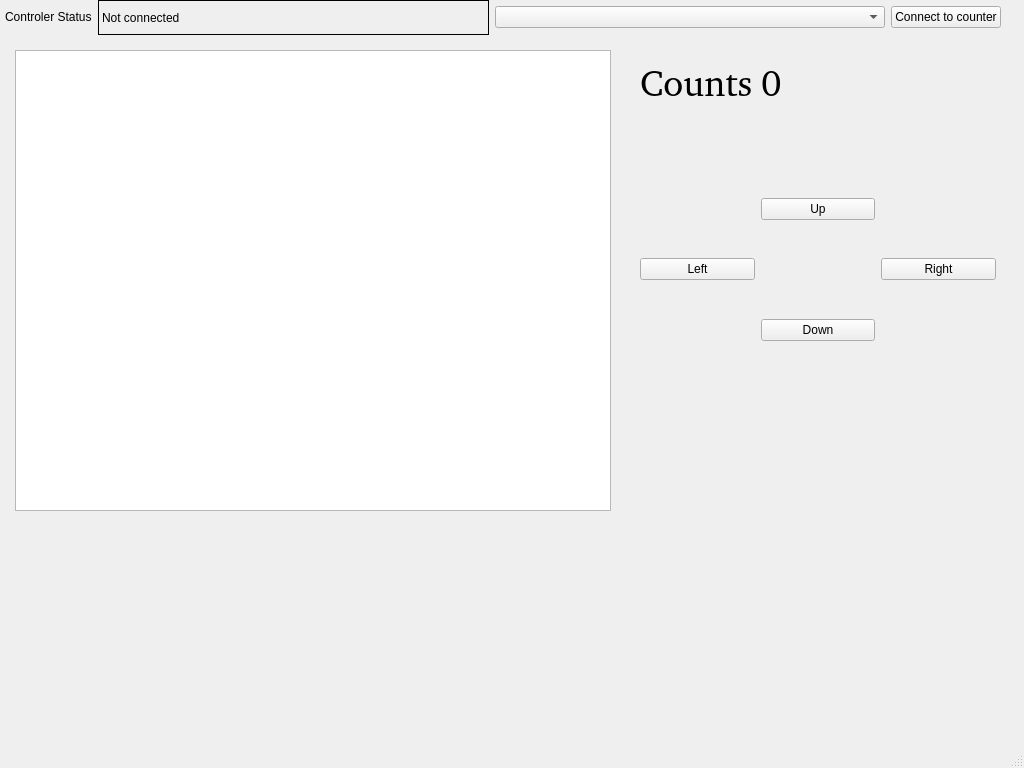
Above: diamondgui.ui from CQTools/Diamond_scan before the change. Below: the same form after it.
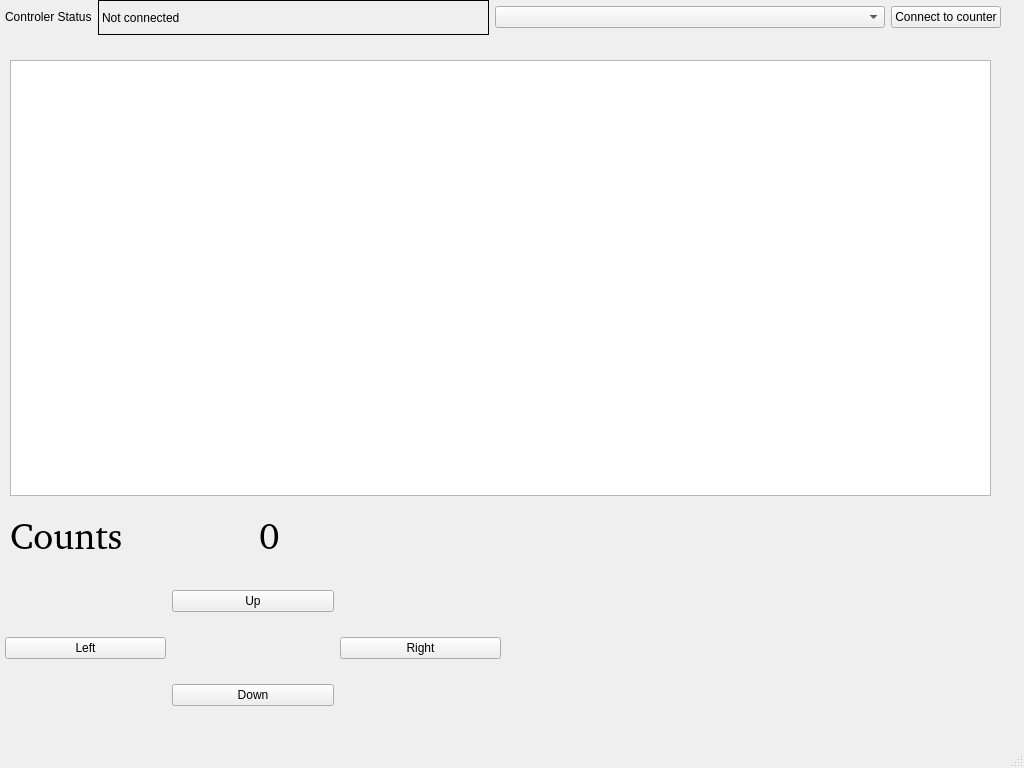
That is the form after the change. Custom widgets are drawn as their Qt base class.

```diff
--- a/diamondgui.ui
+++ b/diamondgui.ui
@@ -14,6 +14,34 @@
    <string>mini USB counter</string>
   </property>
   <widget class="QWidget" name="centralwidget">
+   <widget class="PlotWidget" name="plotWidget">
+    <property name="geometry">
+     <rect>
+      <x>10</x>
+      <y>60</y>
+      <width>981</width>
+      <height>436</height>
+     </rect>
+    </property>
+    <property name="backgroundBrush">
+     <brush brushstyle="SolidPattern">
+      <color alpha="255">
+       <red>255</red>
+       <green>255</green>
+       <blue>255</blue>
+      </color>
+     </brush>
+    </property>
+    <property name="foregroundBrush">
+     <brush brushstyle="NoBrush">
+      <color alpha="255">
+       <red>0</red>
+       <green>0</green>
+       <blue>0</blue>
+      </color>
+     </brush>
+    </property>
+   </widget>
    <widget class="QWidget" name="horizontalLayoutWidget">
     <property name="geometry">
      <rect>
@@ -59,18 +87,21 @@
    <widget class="QWidget" name="gridLayoutWidget">
     <property name="geometry">
      <rect>
-      <x>640</x>
-      <y>60</y>
-      <width>356</width>
-      <height>281</height>
+      <x>5</x>
+      <y>580</y>
+      <width>496</width>
+      <height>136</height>
      </rect>
     </property>
-    <layout class="QGridLayout" name="gridLayout_3" columnstretch="0,0,0,0" rowminimumheight="0,0,0,0,0,0" columnminimumwidth="0,0,0,0">
-     <item row="3" column="2">
+    <layout class="QGridLayout" name="gridLayout_3" columnstretch="0,0,0,0">
+     <item row="1" column="2">
       <spacer name="verticalSpacer">
        <property name="orientation">
         <enum>Qt::Vertical</enum>
        </property>
+       <property name="sizeType">
+        <enum>QSizePolicy::Minimum</enum>
+       </property>
        <property name="sizeHint" stdset="0">
         <size>
          <width>20</width>
@@ -80,116 +111,110 @@
       </spacer>
      </item>
      <item row="0" column="2">
-      <widget class="QLabel" name="label_count">
-       <property name="font">
-        <font>
-         <family>Noto Sans [unknown]</family>
-         <pointsize>28</pointsize>
-        </font>
-       </property>
-       <property name="text">
-        <string>0</string>
-       </property>
-      </widget>
-     </item>
-     <item row="2" column="2">
       <widget class="QPushButton" name="pushUp">
        <property name="text">
         <string>Up</string>
        </property>
       </widget>
      </item>
-     <item row="2" column="0">
-      <spacer name="horizontalSpacer_2">
-       <property name="orientation">
-        <enum>Qt::Horizontal</enum>
-       </property>
-       <property name="sizeType">
-        <enum>QSizePolicy::Minimum</enum>
-       </property>
-       <property name="sizeHint" stdset="0">
-        <size>
-         <width>40</width>
-         <height>20</height>
-        </size>
-       </property>
-      </spacer>
-     </item>
      <item row="0" column="0">
-      <widget class="QLabel" name="label_optical_freq_4">
-       <property name="font">
-        <font>
-         <family>Noto Sans [unknown]</family>
-         <pointsize>28</pointsize>
-        </font>
+      <spacer name="horizontalSpacer_2">
+       <property name="orientation">
+        <enum>Qt::Horizontal</enum>
        </property>
-       <property name="text">
-        <string>Counts</string>
+       <property name="sizeType">
+        <enum>QSizePolicy::Minimum</enum>
        </property>
-      </widget>
+       <property name="sizeHint" stdset="0">
+        <size>
+         <width>40</width>
+         <height>20</height>
+        </size>
+       </property>
+      </spacer>
      </item>
-     <item row="3" column="3">
+     <item row="1" column="3">
       <widget class="QPushButton" name="pushRight">
        <property name="text">
         <string>Right</string>
        </property>
       </widget>
      </item>
-     <item row="3" column="0">
+     <item row="1" column="0">
       <widget class="QPushButton" name="pushLeft">
        <property name="text">
         <string>Left</string>
        </property>
       </widget>
      </item>
-     <item row="2" column="3">
-      <spacer name="horizontalSpacer_3">
-       <property name="orientation">
-        <enum>Qt::Horizontal</enum>
-       </property>
-       <property name="sizeType">
-        <enum>QSizePolicy::Minimum</enum>
-       </property>
-       <property name="sizeHint" stdset="0">
-        <size>
-         <width>40</width>
-         <height>20</height>
-        </size>
-       </property>
-      </spacer>
-     </item>
-     <item row="5" column="2">
+     <item row="3" column="2">
       <widget class="QPushButton" name="pushDown">
        <property name="text">
         <string>Down</string>
        </property>
       </widget>
      </item>
-     <item row="1" column="2">
-      <spacer name="verticalSpacer_2">
+     <item row="0" column="3">
+      <spacer name="horizontalSpacer_3">
        <property name="orientation">
-        <enum>Qt::Vertical</enum>
+        <enum>Qt::Horizontal</enum>
+       </property>
+       <property name="sizeType">
+        <enum>QSizePolicy::Minimum</enum>
        </property>
        <property name="sizeHint" stdset="0">
         <size>
-         <width>20</width>
-         <height>40</height>
+         <width>40</width>
+         <height>20</height>
         </size>
        </property>
       </spacer>
      </item>
     </layout>
    </widget>
-   <widget class="ImageView" name="imageview">
+   <widget class="QWidget" name="horizontalLayoutWidget_2">
     <property name="geometry">
      <rect>
-      <x>15</x>
-      <y>50</y>
-      <width>596</width>
-      <height>461</height>
+      <x>10</x>
+      <y>495</y>
+      <width>491</width>
+      <height>80</height>
      </rect>
     </property>
+    <layout class="QHBoxLayout" name="horizontalLayout_6">
+     <item>
+      <widget class="QLabel" name="label_optical_freq_4">
+       <property name="font">
+        <font>
+         <family>Noto Sans [unknown]</family>
+         <pointsize>28</pointsize>
+        </font>
+       </property>
+       <property name="text">
+        <string>Counts</string>
+       </property>
+      </widget>
+     </item>
+     <item>
+      <widget class="QLabel" name="label_count">
+       <property name="font">
+        <font>
+         <family>Noto Sans [unknown]</family>
+         <pointsize>28</pointsize>
+        </font>
+       </property>
+       <property name="text">
+        <string>0</string>
+       </property>
+      </widget>
+     </item>
+    </layout>
    </widget>
+   <zorder>plotWidget</zorder>
+   <zorder>horizontalLayoutWidget</zorder>
+   <zorder>gridLayoutWidget</zorder>
+   <zorder>horizontalSpacer_3</zorder>
+   <zorder>horizontalLayoutWidget_2</zorder>
   </widget>
   <widget class="QMenuBar" name="menubar">
    <property name="geometry">
@@ -197,7 +222,7 @@
      <x>0</x>
      <y>0</y>
      <width>1024</width>
-     <height>23</height>
+     <height>27</height>
     </rect>
    </property>
   </widget>
@@ -205,7 +230,7 @@
  </widget>
  <customwidgets>
   <customwidget>
-   <class>ImageView</class>
+   <class>PlotWidget</class>
    <extends>QGraphicsView</extends>
    <header location="global">pyqtgraph</header>
   </customwidget>
```
